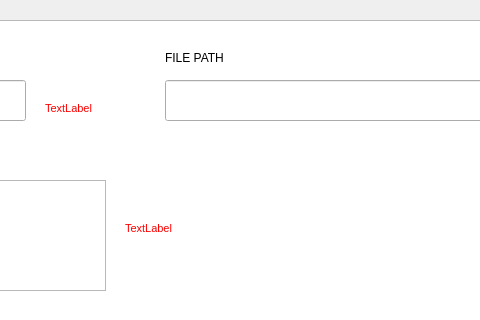
Before: the Qt Designer form app/ui/create_monument_window.ui in reisenbest/PPK_ARCHEOMAP, drawn with Qt 5; both pictures show x 405 to 885 and y 0 to 320 of the 1088 by 848 pixel window.
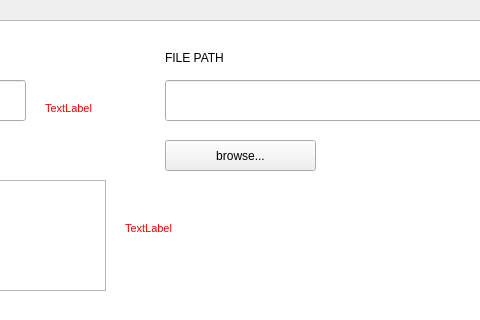
After: the same form once the commit is applied.

Diff of the .ui file:
```diff
--- a/app/ui/create_monument_window.ui
+++ b/app/ui/create_monument_window.ui
@@ -279,6 +279,19 @@
     <string>FILE PATH</string>
    </property>
   </widget>
+  <widget class="QPushButton" name="browseBtn">
+   <property name="geometry">
+    <rect>
+     <x>570</x>
+     <y>140</y>
+     <width>151</width>
+     <height>31</height>
+    </rect>
+   </property>
+   <property name="text">
+    <string>browse...</string>
+   </property>
+  </widget>
  </widget>
  <resources/>
  <connections/>
```
